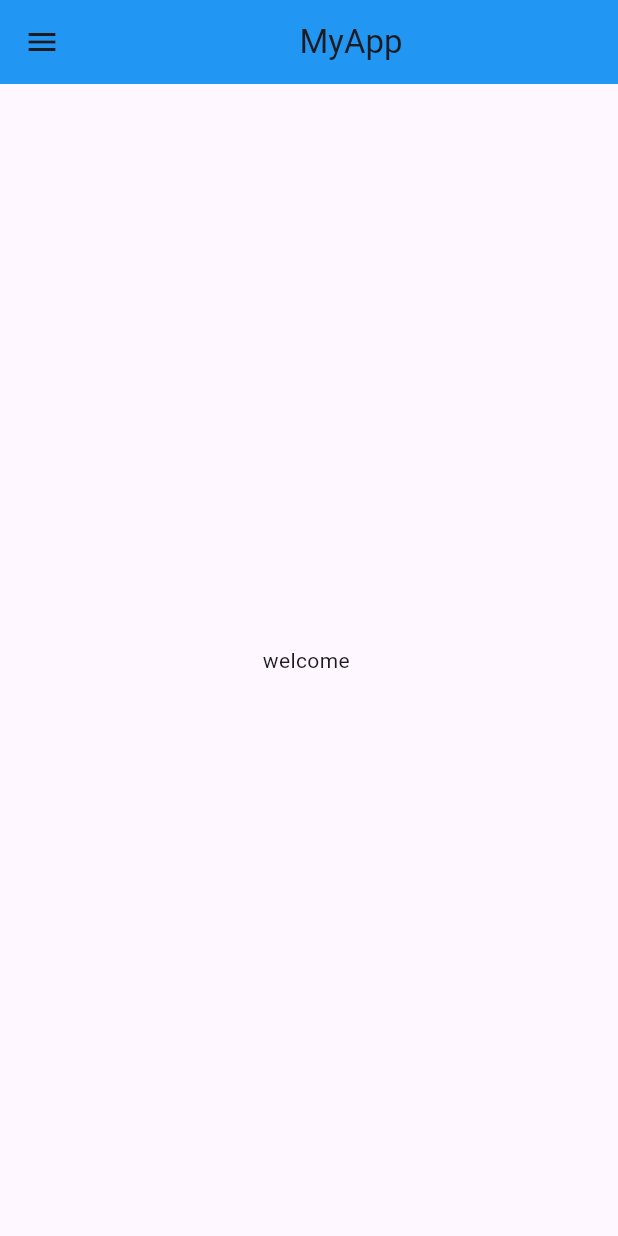
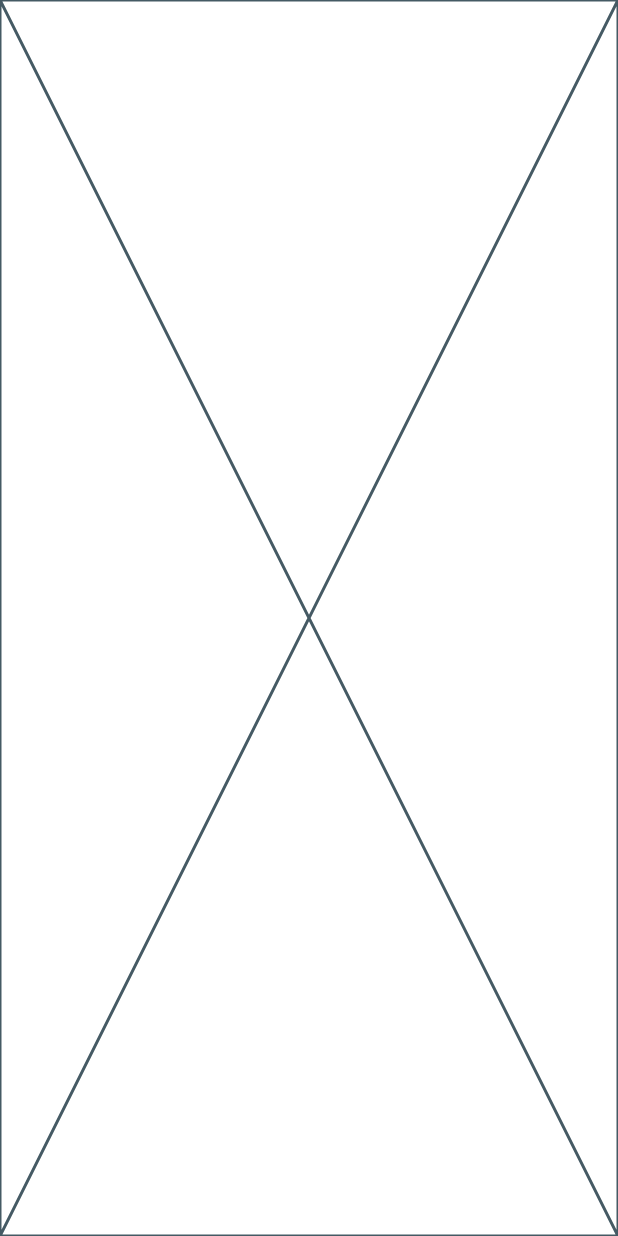
Before and after one commit to Pakhrin007/flutter, a Flutter app: the screen it shows after launch, on a phone screen of 412 x 824 dp. Run offline on Flutter 3.47's test engine with Material 3 defaults, Android fonts, the phone set to English and light mode, and no system bars; our stand-ins replace velocity_x.

```diff
--- a/lib/main.dart
+++ b/lib/main.dart
@@ -1,6 +1,8 @@
 import 'package:flutter/material.dart';
-import 'package:project/pages/home_page.dart';
-import 'package:project/pages/loginpage.dart';
+
+import 'package:project/routes/route.dart';
+import 'package:project/screens/login.dart';
+import 'package:project/screens/splashscreen.dart';
 
 void main() {
   runApp(const MyApp());
@@ -13,12 +15,11 @@ class MyApp extends StatelessWidget {
   @override
   Widget build(BuildContext context) {
     return MaterialApp(
-
-      initialRoute: "/home",
+      debugShowCheckedModeBanner: false,
+      initialRoute: MyRoutes.splascScreenRoute,
       routes: {
-        "/":(context)=>Loginpage(),
-        "/login":(context)=>Loginpage(),
-        "/home":(context)=>HomePage()
+        MyRoutes.splascScreenRoute:(context)=>Splashscreen(),
+        MyRoutes.loginScreenRoute:(contect)=>Login(),
       },
 
 
--- a/lib/pages/home_page.dart
+++ /dev/null
@@ -1,28 +0,0 @@
-import 'package:flutter/material.dart';
-class HomePage extends StatelessWidget {
-  const HomePage({super.key});
-
-  @override
-  Widget build(BuildContext context) {
-      return Scaffold(
-
-        appBar: AppBar(
-
-
-          backgroundColor: Colors.blue,
-
-          title: Center(
-            child: Text("MyApp"),
-
-          ),
-        ),
-        body: Center(
-          child: Container(
-            child: Text('welcome '),
-          ),
-        ),
-        drawer: Drawer(),
-
-    );
-  }
-}
--- /dev/null
+++ b/lib/routes/route.dart
@@ -0,0 +1,6 @@
+class MyRoutes{
+  static String splascScreenRoute='/SplashScreen';
+  static String loginScreenRoute='/loginRoute';
+  static String homeScreenRoute='/HomeRoute';
+
+}
--- /dev/null
+++ b/lib/screens/login.dart
@@ -0,0 +1,10 @@
+import 'package:flutter/material.dart';
+
+class Login extends StatelessWidget {
+  const Login({super.key});
+
+  @override
+  Widget build(BuildContext context) {
+    return const Placeholder();
+  }
+}
--- a/pubspec.yaml
+++ b/pubspec.yaml
@@ -19,7 +19,7 @@ publish_to: 'none' # Remove this line if you wish to publish to pub.dev
 version: 1.0.0+1
 
 environment:
-  sdk: ^3.7.2
+  sdk: ">=2.17.0<4.0.0"
 
 # Dependencies specify other packages that your package needs in order to work.
 # To automatically upgrade your package dependencies to the latest versions
@@ -38,6 +38,7 @@ dependencies:
 dev_dependencies:
   flutter_test:
     sdk: flutter
+  velocity_x: ^4.3.1
 
   # The "flutter_lints" package below contains a set of recommended lints to
   # encourage good coding practices. The lint set provided by the package is
```
Also changed, not shown: lib/pages/loginpage.dart (deleted, +0 -22 lines), lib/screens/homepage.dart (added, +10 -0 lines), lib/screens/splashscreen.dart (added, +43 -0 lines), pubspec.lock.
